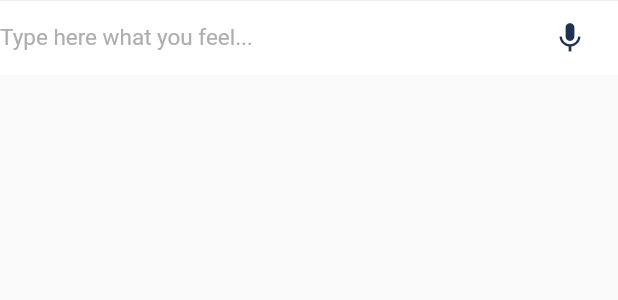
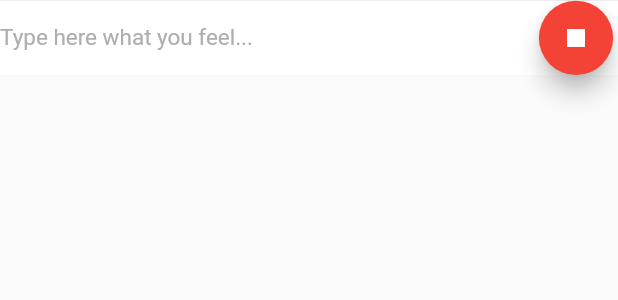
Before and after one commit to Randheerrrk/Mini-project-Health-Assistant, a Flutter app: the SendBar widget shown alone on an empty page, opened directly, on a phone screen of 412 x 824 dp. Shown: the top 300 px of the screen. Run offline on Flutter 3.47's test engine with Material 2 defaults, Android fonts, the light colour scheme and no system bars; our stand-ins replace firebase_auth; missing offline and left inert: speech_recognition; accounts and stored records are empty.

Commit message:
Id ont  r

```diff
--- a/Flutter/health_assistant/lib/main.dart
+++ b/Flutter/health_assistant/lib/main.dart
@@ -1,4 +1,4 @@
-import 'dart:async';
+
 import 'package:flutter/material.dart';
 import 'package:flutter_login_demo/services/authentication.dart';
 import 'package:flutter_login_demo/pages/root_page.dart';
--- a/Flutter/health_assistant/lib/send_bar.dart
+++ b/Flutter/health_assistant/lib/send_bar.dart
@@ -2,7 +2,7 @@ import 'package:flutter/material.dart';
 import 'package:speech_recognition/speech_recognition.dart';
 import 'dart:developer' as developer;
 import 'color.dart';
-
+// import 'package:simple_permissions/simple_permissions.dart';
 
 class SendBar extends StatefulWidget {
   @override
@@ -13,52 +13,86 @@ class SendBar extends StatefulWidget {
 
 class MainState extends State<SendBar> {
   final TextEditingController textEditingController = new TextEditingController();
-  bool _isEnabled = true;
   bool _enableMic = true;
   final String file = "lib.send_bar.";
-  final _speech = SpeechRecognition();
-  String _myLocale ;
 
-  bool _speechRecognitionAvailable = false;
-
+  SpeechRecognition _speechRecognition;
+  String resultText;
+  bool _isAvailable = false;
   bool _isListening =false;
+  // Permission permission;
 
 
-  MainState(){
-    _speech.setAvailabilityHandler((bool result)
-    => setState(() => _speechRecognitionAvailable = result));
-    _speech.setCurrentLocaleHandler((String locale) =>
-        setState(() => _myLocale = locale));
+//  checkPermission() async {
+//     bool res = await SimplePermissions.checkPermission(permission);
+//     if(!res){
+//       SimplePermissions.getPermissionStatus(permission);
+//     }
+//   }
 
-    _speech
-        .activate()
-        .then((res) => setState(() => _speechRecognitionAvailable = res));
+void initialseSTT(){
+  developer.log("Initialsing Voice!");
+
+    _speechRecognition = SpeechRecognition();
+
+    _speechRecognition.setAvailabilityHandler(
+          (bool result) => setState(() => _isAvailable = result),
+    );
+
+    _speechRecognition.setRecognitionStartedHandler(
+          () => setState(() => _isListening = true),
+    );
+
+    _speechRecognition.setRecognitionResultHandler(
+          (String speech) => setState(() => resultText = speech),
+    );
+
+    _speechRecognition.setRecognitionCompleteHandler(
+          () => setState(() => _isListening = false),
+    );
+
+    _speechRecognition.activate().then(
+          (result) => setState(() => _isAvailable = result),
+    );
+    print("Comlete");
+}
+
+  @override
+  void initState() {
+    super.initState();
+    // checkPermission();
+
+    initialseSTT();
   }
+  _callParser() {
 
-  _callParser() {
     //There is text in text box send it to main
     if (textEditingController.text != "") {
-      developer.log('Inpur has text: ' + textEditingController.text , name: file + " _callParser");
+      developer.log('Inpur has text: ' + textEditingController.text,
+          name: file + " _callParser");
       sendKaBab(textEditingController.text);
     } else {
-      _speech.setRecognitionStartedHandler(()
-      => setState(() => _isListening = true));
-      // We need to open mic reception
-      String tempString;
-      developer.log("Calling STT service!",name: file + "_callParser");
-
-      _speech.listen(locale:_myLocale).then((result)=> print('result : $result'));
-
-      _speech.setRecognitionCompleteHandler(()
-      => setState(() => _isListening = false));
+      if (_isAvailable && !_isListening && _enableMic) {
+        _speechRecognition
+            .listen(locale: "en_US")
+            .then((result) => print('$result'));
+        developer.log("Calling STT service!", name: file + "_callParser");
+      }
+     else if(_isListening){
+        if (_isListening)
+          _speechRecognition.stop().then(
+                (result) => setState(()
+                {_isListening = false;
+                textEditingController.text = result;
+                }),
+          );
+    }
     }
   }
 
   //Implement this function in main.dart
   sendKaBab(String text) {
-    Scaffold.of(context).showSnackBar(new SnackBar(
-      content: new Text(text),
-    ));
+    print(text);
   }
 
 
@@ -85,7 +119,6 @@ class MainState extends State<SendBar> {
               child: TextField(
                 style: TextStyle(color: primaryColor, fontSize: 15.0),
                 controller: textEditingController,
-                enabled: _isEnabled,
                 onChanged: _typing(),
                 onTap: _typing(),
                 decoration: InputDecoration.collapsed(
@@ -98,17 +131,10 @@ class MainState extends State<SendBar> {
           ),
 
           // Button send message
-          Material(
-            child: new Container(
-              margin: new EdgeInsets.symmetric(horizontal: 8.0),
-              child: new IconButton(
-                icon: _enableMic ? new Icon(Icons.mic) : new Icon(Icons.send),
-                onPressed: () => _isEnabled ? _callParser() : null,
-                color: primaryColor,
-
-              ),
-            ),
-            color: Colors.white,
+          FloatingActionButton(
+            child:_enableMic ? (_isListening? new Icon(Icons.mic):new Icon(Icons.stop) ): new Icon(Icons.send),
+             onPressed:(){ _callParser();
+             print("Sasi"); },
           ),
         ],
       ),
@@ -122,4 +148,8 @@ class MainState extends State<SendBar> {
   }
 
 
+//   icon: _enableMic ? (_isListening? new Icon(Icons.mic):new Icon(Icons.stop) ): new Icon(Icons.send),
+//                 onPressed: () => _isEnabled ? _callParser() : null,
+
+
 }
--- a/Flutter/health_assistant/pubspec.yaml
+++ b/Flutter/health_assistant/pubspec.yaml
@@ -4,13 +4,14 @@ description: A new Flutter project.
 dependencies:
   flutter:
     sdk: flutter
-  speech_recognition: "^0.3.0"
+  speech_recognition: ^0.3.0+1
 
   cupertino_icons: ^0.1.2
   firebase_auth: ^0.14.0+5
   firebase_database: ^3.0.7
   firebase_web: ^5.0.9
   firebase: ^5.0.0
+  # simple_permissions: ^0.1.9
 
 dev_dependencies:
   flutter_test:
```
Also changed, not shown: Flutter/health_assistant/lib/stt/recognizer.dart (deleted, +0 -28 lines), Flutter/health_assistant/flutter_01.png (added), Flutter/health_assistant/pubspec.lock, 3 other files.
